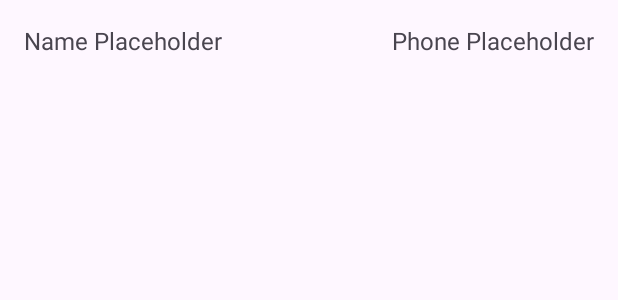
After one commit to JunseoPark123/madcamp_androidproject1, an Android app: the layout item_contact.xml on its own in the app's theme, with its tools: preview values and no code run, on a phone screen of 412 x 824 dp. The commit adds this screen. Shown: the top 300 px of the screen. Run offline under Robolectric (Android 15) with nearby library versions, the phone set to English and light mode, and no system bars.

Commit message:
12/28 20:12 tab1 minimum function avaiable

```diff
--- a/app/build.gradle.kts
+++ b/app/build.gradle.kts
@@ -5,7 +5,7 @@ plugins {
 
 android {
     namespace = "com.example.madcamp_androidproject"
-    compileSdk = 33
+    compileSdk = 34
 
     defaultConfig {
         applicationId = "com.example.madcamp_androidproject"
--- /dev/null
+++ b/app/src/main/res/layout/item_contact.xml
@@ -0,0 +1,33 @@
+<?xml version="1.0" encoding="utf-8"?>
+<androidx.constraintlayout.widget.ConstraintLayout xmlns:android="http://schemas.android.com/apk/res/android"
+    xmlns:tools="http://schemas.android.com/tools"
+    android:layout_width="match_parent"
+    android:layout_height="wrap_content"
+    xmlns:app="http://schemas.android.com/apk/res-auto"
+    android:padding="16dp">
+
+    <TextView
+        android:id="@+id/textViewName"
+        app:layout_constraintBottom_toBottomOf="parent"
+        app:layout_constraintEnd_toStartOf="@id/textViewPhoneNumber"
+        app:layout_constraintStart_toStartOf="parent"
+        app:layout_constraintTop_toTopOf="parent"
+        android:layout_width="0dp"
+        android:layout_height="wrap_content"
+        android:text="Name Placeholder"
+        android:textSize="16sp"
+        tools:layout_editor_absoluteX="16dp"
+        tools:layout_editor_absoluteY="1dp" />
+
+    <TextView
+        android:id="@+id/textViewPhoneNumber"
+        android:layout_width="wrap_content"
+        android:layout_height="wrap_content"
+        android:text="Phone Placeholder"
+        android:textSize="16sp"
+        app:layout_constraintBottom_toBottomOf="parent"
+        app:layout_constraintEnd_toEndOf="parent"
+        app:layout_constraintStart_toEndOf="@id/textViewName"
+        app:layout_constraintTop_toTopOf="parent" />
+
+</androidx.constraintlayout.widget.ConstraintLayout>
```
Also changed, not shown: app/src/main/assets/phone_book.json (added, +122 -0 lines), app/src/main/java/com/example/madcamp_androidproject/MainActivity.kt (+57 -4 lines), app/src/main/res/layout/activity_main.xml (+6 -6 lines).
